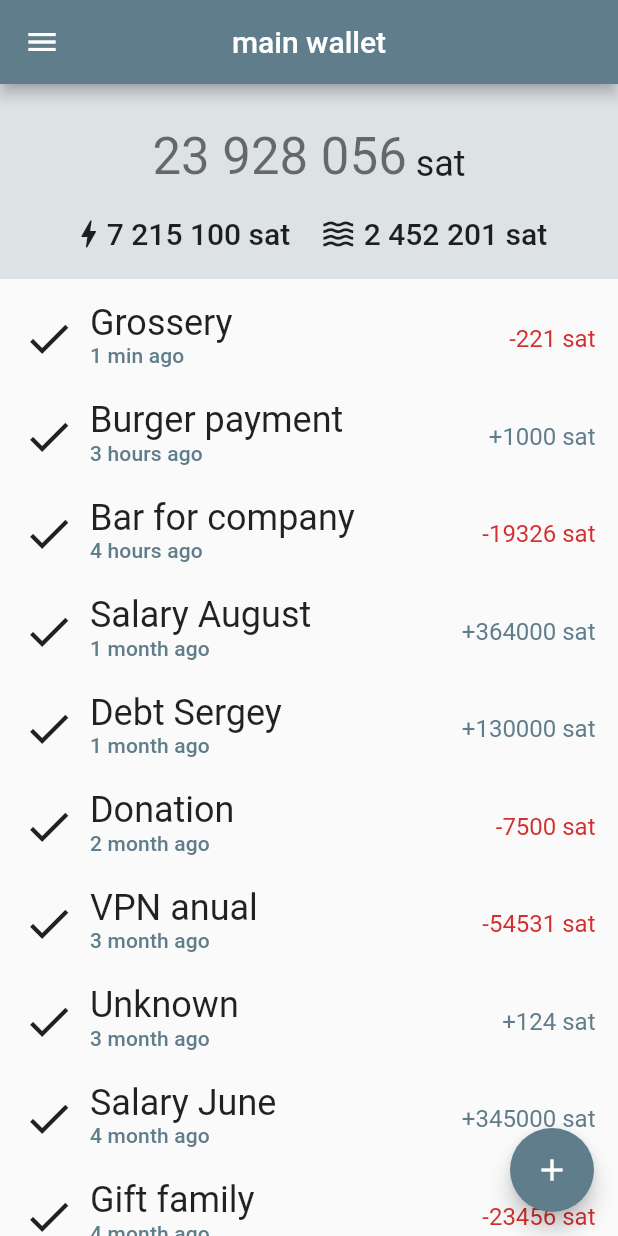
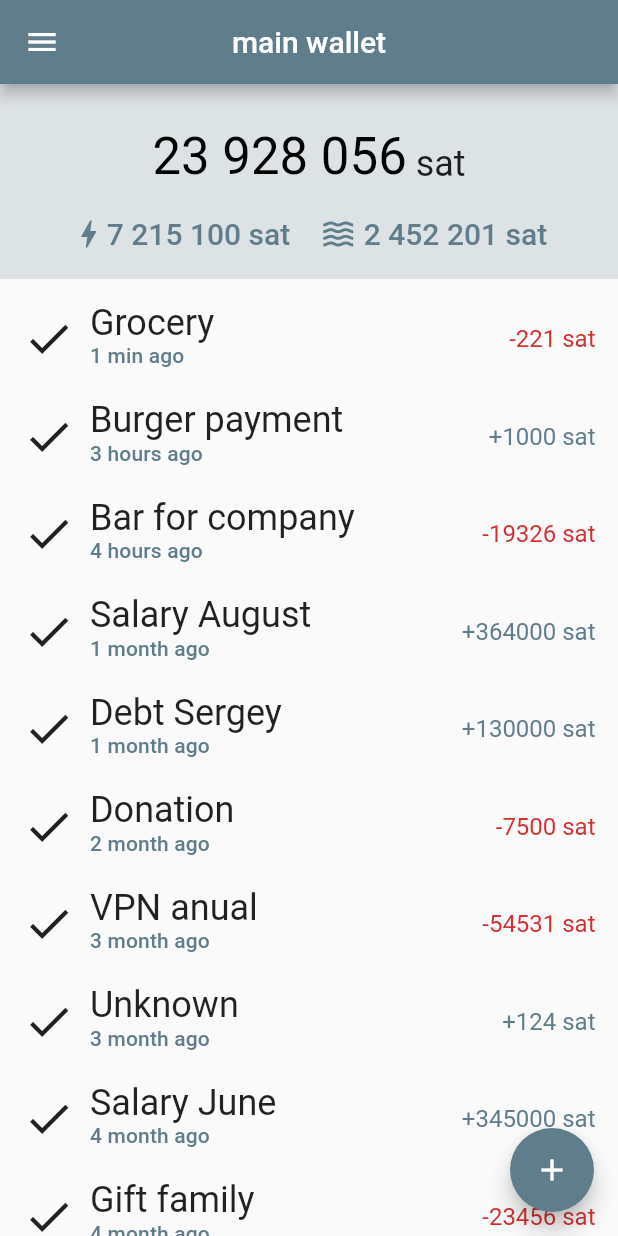
Before and after one commit to NCrashed/ergvein-experiments, a Flutter app: the screen it shows after launch, on a phone screen of 412 x 824 dp. Run offline on Flutter 3.47's test engine with Material 2 defaults, Android fonts, the phone set to English and light mode, and no system bars.

Commit message:
Adjust colors

```diff
--- a/lib/main.dart
+++ b/lib/main.dart
@@ -62,7 +62,7 @@ class _BalancePageState extends State<BalancePage> {
               child: ListView(
                 padding: const EdgeInsets.all(15),
                 children: <Widget>[
-                  historyRow(theme, "Grossery", "1 min ago", -221),
+                  historyRow(theme, "Grocery", "1 min ago", -221),
                   historyRow(theme, "Burger payment", "3 hours ago", 1000),
                   historyRow(theme, "Bar for company", "4 hours ago", -19326),
                   historyRow(theme, "Salary August", "1 month ago", 364000),
@@ -153,7 +153,8 @@ class _BalancePageState extends State<BalancePage> {
                   children: [
                     Text(
                       "23 928 056",
-                      style: theme.textTheme.headline4,
+                      style: theme.textTheme.headline4
+                          ?.copyWith(color: theme.colorScheme.onSurface),
                     ),
                     Container(
                       margin: const EdgeInsets.only(bottom: 1),
@@ -168,11 +169,18 @@ class _BalancePageState extends State<BalancePage> {
           Row(
             mainAxisAlignment: MainAxisAlignment.center,
             children: [
-              subBalance(theme, "7 215 100 sat", icon: Icon(Icons.bolt)),
+              subBalance(theme, "7 215 100 sat",
+                  icon: Icon(
+                    Icons.bolt,
+                    color: theme.colorScheme.secondaryVariant,
+                  )),
               subBalance(theme, "2 452 201 sat",
                   icon: Container(
                     margin: const EdgeInsets.only(right: 5.0),
-                    child: Icon(Icons.waves),
+                    child: Icon(
+                      Icons.waves,
+                      color: theme.colorScheme.secondaryVariant,
+                    ),
                   )),
             ],
           )
@@ -186,7 +194,11 @@ class _BalancePageState extends State<BalancePage> {
       margin: const EdgeInsets.only(left: 10.0, right: 10.0, top: 20.0),
       child: Row(
         children: nullAppend(icon) +
-            [Text(balance, style: theme.textTheme.headline6)],
+            [
+              Text(balance,
+                  style: theme.textTheme.headline6
+                      ?.copyWith(color: theme.colorScheme.secondaryVariant))
+            ],
       ),
     );
   }
```
